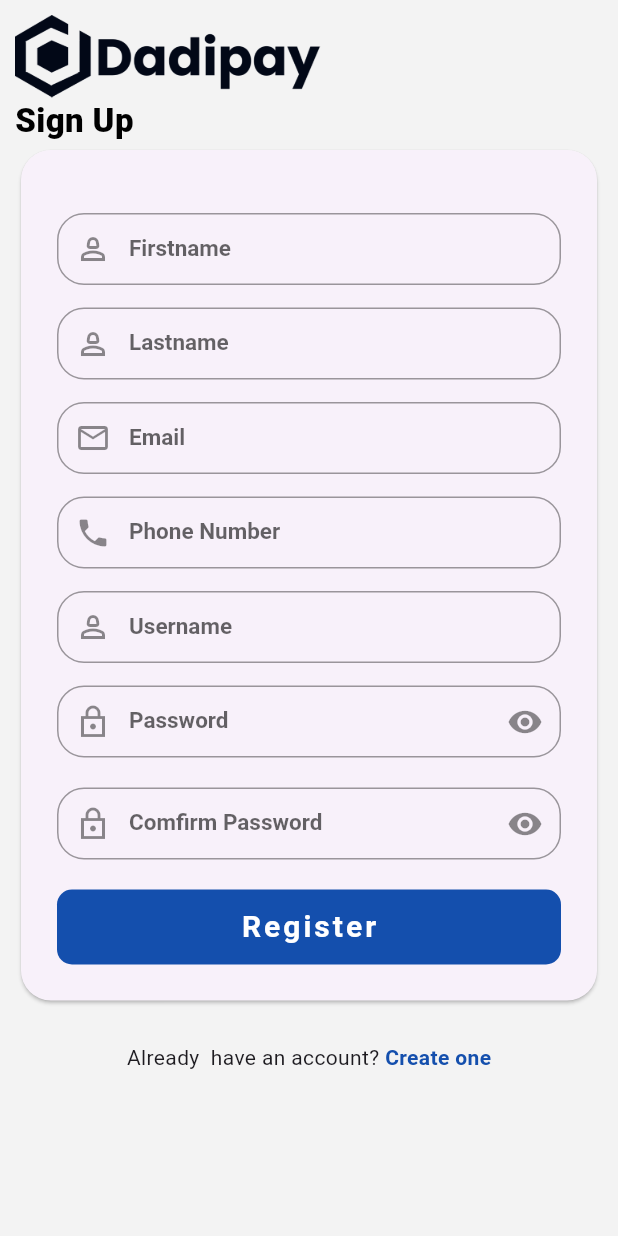
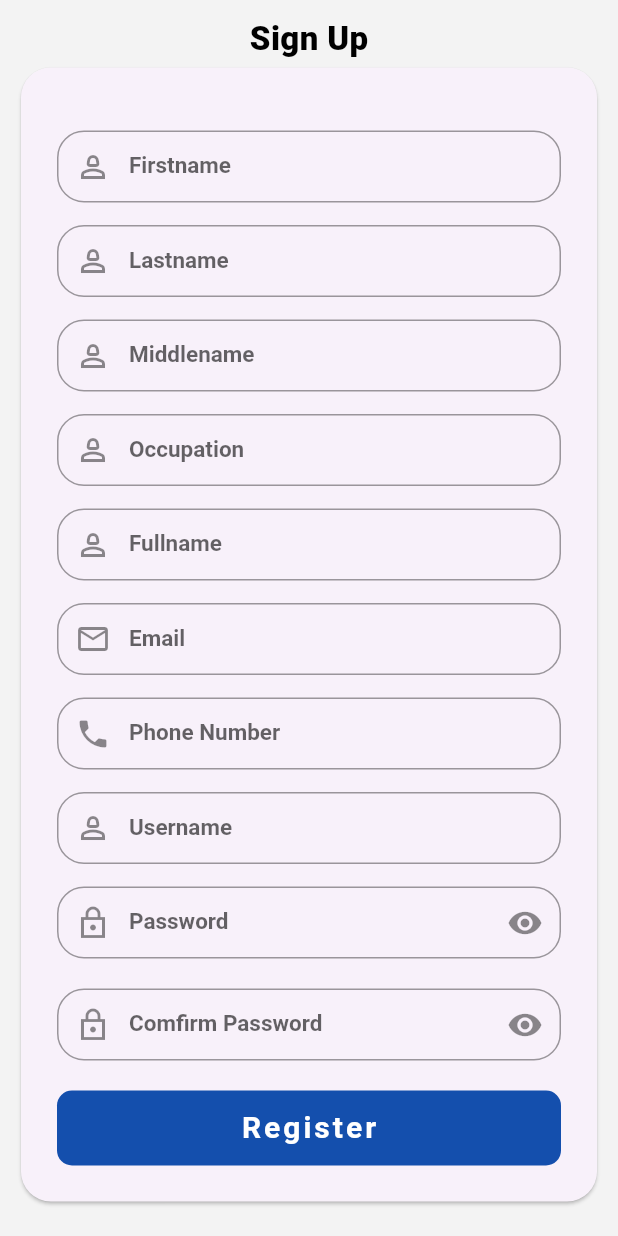
Before and after one commit to Emmanism/dadipay_app, a Flutter app: the Register screen opened by its route, on a phone screen of 412 x 824 dp. Run offline on Flutter 3.47's test engine with Material 2 defaults, Android fonts, the phone set to English and light mode, and no system bars; our stand-ins replace shared_preferences, webview_flutter; accounts and stored records are empty.

Commit message:
Few changes

```diff
--- a/lib/screens/logins/register/register.dart
+++ b/lib/screens/logins/register/register.dart
@@ -36,6 +36,9 @@ class _RegisterState extends State<Register> {
   final TextEditingController firstNameController = TextEditingController();
   final TextEditingController lastNameController = TextEditingController();
   final TextEditingController emailController = TextEditingController();
+  final TextEditingController middleNameController = TextEditingController();
+  final TextEditingController occupationController = TextEditingController();
+  final TextEditingController fullNameController = TextEditingController();
   final TextEditingController phoneNumberController = TextEditingController();
 
   final TextEditingController userNameController = TextEditingController();
@@ -55,6 +58,9 @@ class _RegisterState extends State<Register> {
     firstNameController.dispose();
     lastNameController.dispose();
     emailController.dispose();
+    middleNameController.dispose();
+    occupationController.dispose();
+    fullNameController.dispose();
     phoneNumberController.dispose();
     userNameController.dispose();
     passwordController.dispose();
@@ -67,6 +73,9 @@ class _RegisterState extends State<Register> {
       RegisterModel(
           firstName: firstNameController.text,
           lastName: lastNameController.text,
+          middleName: middleNameController.text,
+          occupation: occupationController.text,
+          fullName: fullNameController.text,
           email: emailController.text,
           phoneNumber: phoneNumberController.text,
           userName: userNameController.text,
@@ -84,12 +93,8 @@ class _RegisterState extends State<Register> {
           padding: EdgeInsets.symmetric(horizontal: 10, vertical: 10),
           child: SingleChildScrollView(
             child: Column(
-              crossAxisAlignment: CrossAxisAlignment.start,
+              crossAxisAlignment: CrossAxisAlignment.center,
               children: [
-                Image.asset(
-                  'assets/images/logos.png',
-                  height: 55,
-                ),
                 const Text(
                   'Sign Up',
                   style: TextStyle(
@@ -123,6 +128,30 @@ class _RegisterState extends State<Register> {
                                   controller: lastNameController,
                                   label: 'Lastname',
                                   hintText: 'Lastname',
+                                  prefixIcon: Icon(Icons.person_2_outlined),
+                                  keyboardType: TextInputType.name,
+                                ),
+                                const SizedBox(height: 15),
+                                MyInputField(
+                                  controller: middleNameController,
+                                  label: 'Middlename',
+                                  hintText: 'Middlename',
+                                  prefixIcon: Icon(Icons.person_2_outlined),
+                                  keyboardType: TextInputType.name,
+                                ),
+                                const SizedBox(height: 15),
+                                MyInputField(
+                                  controller: occupationController,
+                                  label: 'Occupation',
+                                  hintText: 'Occupation',
+                                  prefixIcon: Icon(Icons.person_2_outlined),
+                                  keyboardType: TextInputType.name,
+                                ),
+                                const SizedBox(height: 15),
+                                MyInputField(
+                                  controller: fullNameController,
+                                  label: 'Fullname',
+                                  hintText: 'Fullname',
                                   prefixIcon: Icon(Icons.person_2_outlined),
                                   keyboardType: TextInputType.name,
                                 ),
@@ -202,7 +231,7 @@ class _RegisterState extends State<Register> {
                               Navigator.pushNamed(context, '/login');
                             },
                             child: Text(
-                              'Create one',
+                              'Login Here',
                               style: TextStyle(
                                   color: KprimaryColor,
                                   fontWeight: FontWeight.bold),
```
Also changed, not shown: lib/providers/user_provider.dart (added, +29 -0 lines), lib/screens/home_web_view.dart (added, +22 -0 lines).
